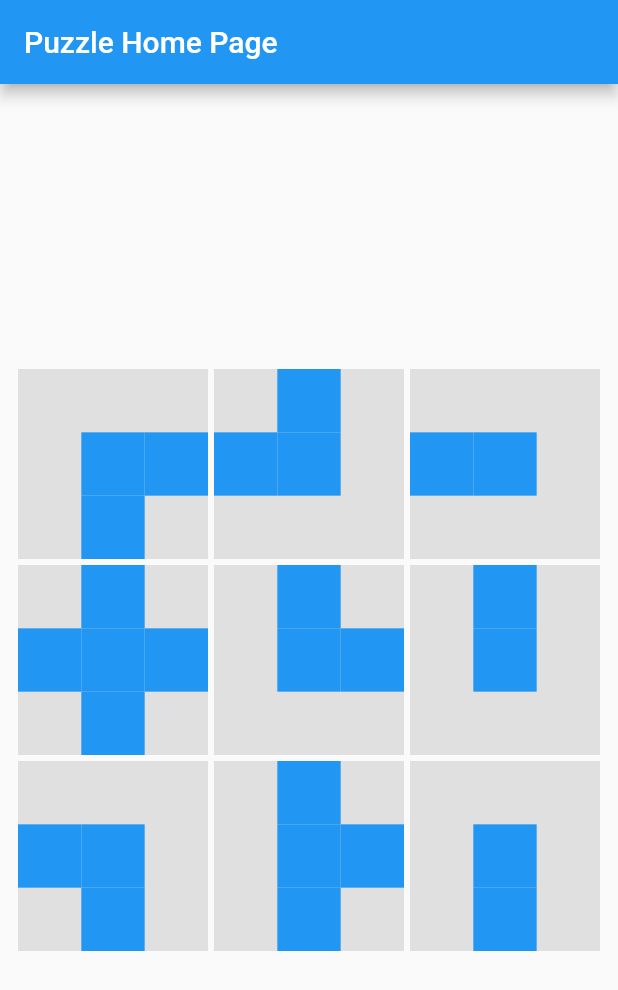
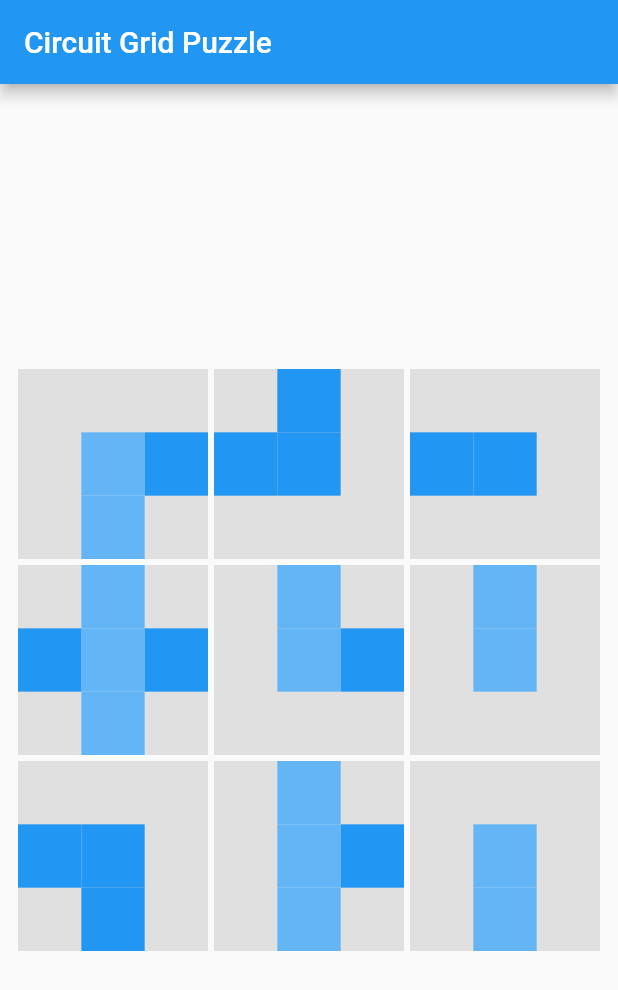
Before and after one commit to jordanpemberton/gridcircuitpuzzle, a Flutter app: the screen it shows after launch, on a phone screen of 412 x 824 dp. Shown: the top 990 px of the screen. Run offline on Flutter 3.47's test engine with Material 2 defaults, Android fonts, the phone set to English and light mode, and no system bars.

Commit message:
Type mistake fixed, doc images added.

```diff
--- a/lib/gamepiece.dart
+++ b/lib/gamepiece.dart
@@ -15,18 +15,17 @@ class GamePiece extends StatelessWidget {
       padding: const EdgeInsets.all(2.0),
       child: Container(
         color: Colors.grey[300],
-        // color: selected ? Colors.lightBlue[200] : Colors.grey[300],
         child: GestureDetector(
           onTap: () {
             print(pieceTapped);
             return pieceTapped(pieceData['pieceKey']);
           },
-          // This is necessary ?
+          // This is necessary
           behavior: HitTestBehavior.translucent,
           child: Stack(
             children: [
               AnimatedOpacity(
-                opacity: pieceData['selected'] ? 0.4 : 0,
+                opacity: pieceData['selected'] == 1 ? 0.4 : 0,
                 duration: Duration(milliseconds: 200),
                 child: Container(
                   height: double.infinity,
@@ -36,58 +35,70 @@ class GamePiece extends StatelessWidget {
               ),
               Align(
                 alignment: Alignment.center,
-                child: FractionallySizedBox(
-                  widthFactor: 1 / 3,
-                  heightFactor: 1 / 3,
-                  child: Container(
-                    color: Colors.blue,
-                  ),
-                ),
-              ),
-              Align(
-                alignment: Alignment.topCenter,
-                child: pieceData['top']
+                child: pieceData['center'] > 0
                     ? FractionallySizedBox(
                         widthFactor: 1 / 3,
                         heightFactor: 1 / 3,
                         child: Container(
-                          color: Colors.blue,
+                          color: pieceData['center'] == 1
+                              ? Colors.blue[300]
+                              : Colors.blue,
+                        ),
+                      )
+                    : Container(),
+              ),
+              Align(
+                alignment: Alignment.topCenter,
+                child: pieceData['top'] > 0
+                    ? FractionallySizedBox(
+                        widthFactor: 1 / 3,
+                        heightFactor: 1 / 3,
+                        child: Container(
+                          color: pieceData['top'] == 1
+                              ? Colors.blue[300]
+                              : Colors.blue,
                         ),
                       )
                     : Container(),
               ),
               Align(
                 alignment: Alignment.centerRight,
-                child: pieceData['right']
+                child: pieceData['right'] > 0
                     ? FractionallySizedBox(
                         widthFactor: 1 / 3,
                         heightFactor: 1 / 3,
                         child: Container(
-                          color: Colors.blue,
+                          color: pieceData['right'] == 1
+                              ? Colors.blue[300]
+                              : Colors.blue,
                         ),
                       )
                     : Container(),
               ),
               Align(
                 alignment: Alignment.bottomCenter,
-                child: pieceData['bottom']
+                child: pieceData['bottom'] > 0
                     ? FractionallySizedBox(
                         widthFactor: 1 / 3,
                         heightFactor: 1 / 3,
                         child: Container(
-                          color: Colors.blue,
+                          color: pieceData['bottom'] == 1
+                              ? Colors.blue[300]
+                              : Colors.blue,
                         ),
                       )
                     : Container(),
               ),
               Align(
                 alignment: Alignment.centerLeft,
-                child: pieceData['left']
+                child: pieceData['left'] > 0
                     ? FractionallySizedBox(
                         widthFactor: 1 / 3,
                         heightFactor: 1 / 3,
                         child: Container(
-                          color: Colors.blue,
+                          color: pieceData['left'] == 1
+                              ? Colors.blue[300]
+                              : Colors.blue,
                         ),
                       )
                     : Container(),
--- a/lib/main.dart
+++ b/lib/main.dart
@@ -16,7 +16,7 @@ class MyApp extends StatelessWidget {
         primarySwatch: Colors.blue,
         visualDensity: VisualDensity.adaptivePlatformDensity,
       ),
-      home: MyHomePage(title: 'Puzzle Home Page'),
+      home: MyHomePage(title: 'Circuit Grid Puzzle'),
     );
   }
 }
@@ -33,75 +33,84 @@ class _MyHomePageState extends State<MyHomePage> {
   List gamePieces = [
     {
       'pieceKey': 1,
-      'top': false,
-      'right': true,
-      'bottom': true,
-      'left': false,
-      'selected': false,
+      'center': 1,
+      'top': 0,
+      'right': 2,
+      'bottom': 1,
+      'left': 0,
+      'selected': 0,
     },
     {
       'pieceKey': 2,
-      'top': true,
-      'right': false,
-      'bottom': false,
-      'left': true,
-      'selected': false,
+      'center': 2,
+      'top': 2,
+      'right': 0,
+      'bottom': 0,
+      'left': 2,
+      'selected': 0,
     },
     {
       'pieceKey': 3,
-      'top': false,
-      'right': false,
-      'bottom': false,
-      'left': true,
-      'selected': false,
+      'center': 2,
+      'top': 0,
+      'right': 0,
+      'bottom': 0,
+      'left': 2,
+      'selected': 0,
     },
     {
       'pieceKey': 4,
-      'top': true,
-      'right': true,
-      'bottom': true,
-      'left': true,
-      'selected': false,
+      'center': 1,
+      'top': 1,
+      'right': 2,
+      'bottom': 1,
+      'left': 2,
+      'selected': 0,
     },
     {
       'pieceKey': 5,
-      'top': true,
-      'right': true,
-      'bottom': false,
-      'left': false,
-      'selected': false,
+      'center': 1,
+      'top': 1,
+      'right': 2,
+      'bottom': 0,
+      'left': 0,
+      'selected': 0,
     },
     {
       'pieceKey': 6,
-      'top': true,
-      'right': false,
-      'bottom': false,
-      'left': false,
-      'selected': false,
+      'center': 1,
+      'top': 1,
+      'right': 0,
+      'bottom': 0,
+      'left': 0,
+      'selected': 0,
     },
     {
       'pieceKey': 7,
-      'top': false,
-      'right': false,
-      'bottom': true,
-      'left': true,
-      'selected': false,
+      'center': 2,
+      'top': 0,
+      'right': 0,
+      'bottom': 2,
+      'left': 2,
+      'selected': 0,
     },
     {
       'pieceKey': 8,
-      'top': true,
-      'right': true,
-      'bottom': true,
-      'left': false,
-      'selected': false,
+      'center': 1,
+      'top': 1,
+      'right': 2,
+      'bottom': 1,
+      'left': 0,
+      'selected': 0,
     },
     {
       'pieceKey': 9,
-      'top': false,
-      'right': false,
-      'bottom': true,
-      'left': false,
-      'selected': false,
+      'center': 1,
+      'top': 0,
+      'right': 0,
+      'bottom': 1,
+      'left': 0,
+      'selected': 0,
     },
   ];
 
@@ -119,13 +128,13 @@ class _MyHomePageState extends State<MyHomePage> {
       // If reclicked same piece -> Unselect:
       if (currentMove['firstPiece'] == pieceKey) {
         currentMove['firstPiece'] = null;
-        currPiece['selected'] = false;
+        currPiece['selected'] = 0;
       }
 
       // Select First Piece:
       else if (currentMove['firstPiece'] == null) {
         currentMove['firstPiece'] = pieceKey;
-        currPiece['selected'] = true;
+        currPiece['selected'] = 1;
       }
 
       // Select Second Piece:
@@ -138,7 +147,7 @@ class _MyHomePageState extends State<MyHomePage> {
         int prevIndex = gamePieces.indexWhere((item) => item['pieceKey'] == prevKey);
         Map prevPiece = gamePieces[prevIndex];
         // Unselect
-        prevPiece['selected'] = false;
+        prevPiece['selected'] = 0;
 
         // Swap places in list:
         gamePieces[prevIndex] = currPiece;
--- a/lib/piece.dart
+++ b/lib/piece.dart
@@ -1,17 +1,17 @@
-import 'package:flutter/material.dart';
+// import 'package:flutter/material.dart';
 
-class Piece {
-  Piece({
-    @required this.pieceKey,
-    @required this.top,
-    @required this.right,
-    @required this.bottom,
-    @required this.left,
-  });
+// class Piece {
+//   Piece({
+//     @required this.pieceKey,
+//     @required this.top,
+//     @required this.right,
+//     @required this.bottom,
+//     @required this.left,
+//   });
 
-  final int pieceKey;
-  final bool top;
-  final bool right;
-  final bool bottom;
-  final bool left;
-}
+//   final int pieceKey;
+//   final bool top;
+//   final bool right;
+//   final bool bottom;
+//   final bool left;
+// }
```
Also changed, not shown: 5 other files.
